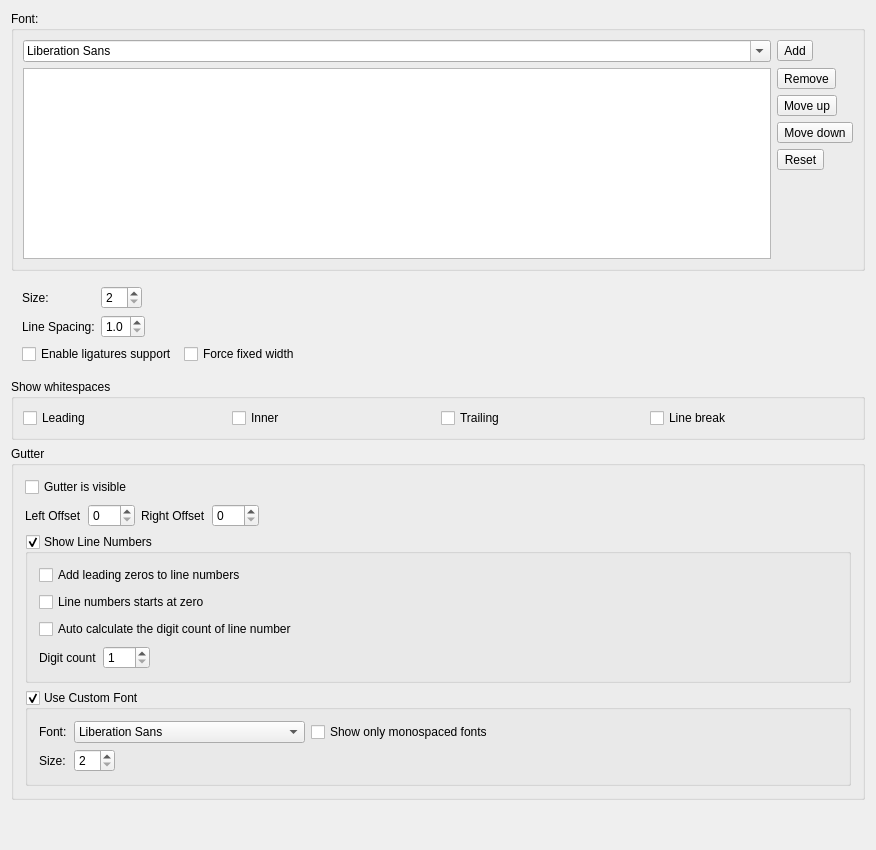
This is RedPandaIDE/settingsdialog/editorfontwidget.ui in royqh1979/RedPanda-CPP as Qt 5 draws it before an edit. The edited form follows.
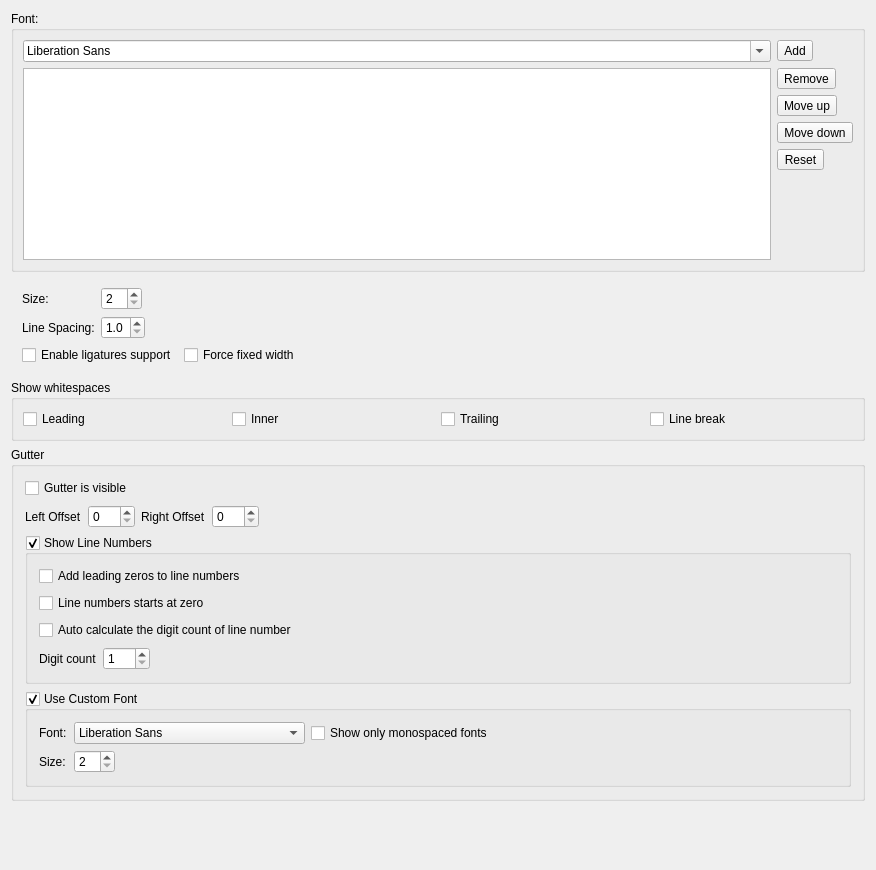
This is the edited form.

Patch:
```diff
--- a/RedPandaIDE/settingsdialog/editorfontwidget.ui
+++ b/RedPandaIDE/settingsdialog/editorfontwidget.ui
@@ -7,7 +7,7 @@
     <x>0</x>
     <y>0</y>
     <width>876</width>
-    <height>850</height>
+    <height>870</height>
    </rect>
   </property>
   <property name="windowTitle">
```
Left out of the diff: 15 changed lines with no effect on the pictures.
